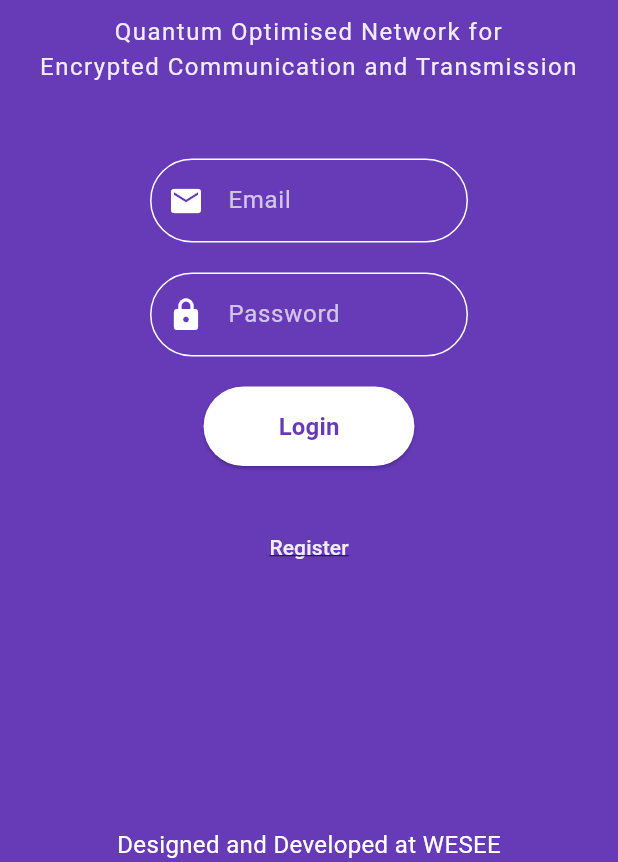
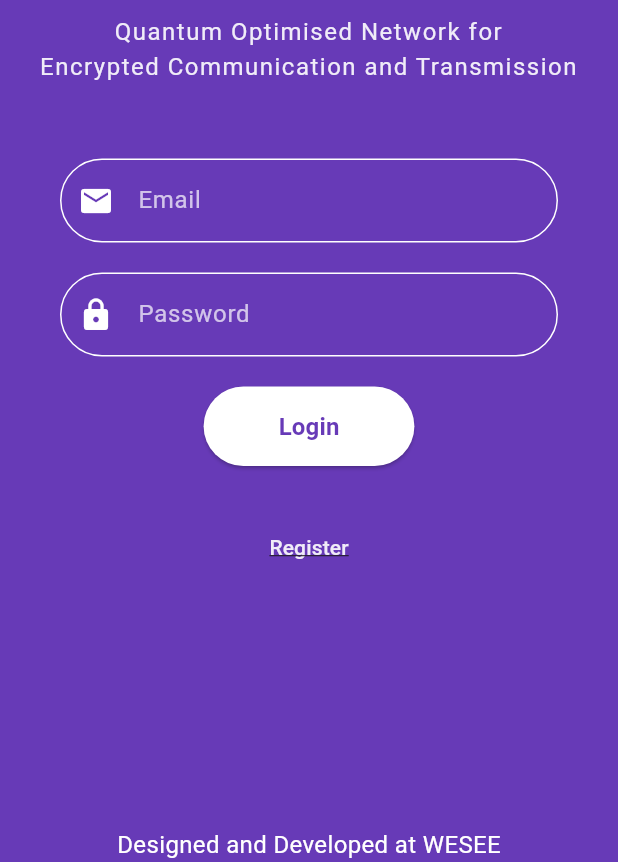
Before and after one commit to CSC-WESEE/qonnect, a Flutter app: the LoginPage screen opened by its route, after a tap on "Login", on a phone screen of 412 x 824 dp, the part 374-1236 px from its top. Run offline on Flutter 3.47's test engine with Material 3 defaults, Android fonts, the phone set to English and light mode, and no system bars; drawn by our look-alikes of toastification; our stand-ins replace convert, dio, fixnum, flutter_bloc, flutter_dotenv, flutter_secure_storage and 2 more; missing offline and left inert: adaptive_number, ed25519_edwards, hashlib, optional, pointycastle, protobuf and 1 more; accounts and stored records are empty; network calls fail; key blocks and very long unbroken strings in the code were emptied for the run.

Commit message:
solved keyboard issue

```diff
--- a/lib/apis/address_book/address_book.dart
+++ b/lib/apis/address_book/address_book.dart
@@ -17,6 +17,7 @@ class AddressBookApi {
       log(response.data.toString());
       return response;
     } on DioException catch (e) {
+      log(e.toString());
       throw Exception(e.response?.data);
     } on Exception catch (e) {
       log('Registration failed: $e');
--- a/lib/apis/auth/auth.dart
+++ b/lib/apis/auth/auth.dart
@@ -1,9 +1,6 @@
 import 'dart:developer';
-import 'dart:io';
 
 import 'package:dio/dio.dart';
-import 'package:dio/io.dart';
-import 'package:flutter/services.dart';
 import 'package:flutter_dotenv/flutter_dotenv.dart';
 import 'package:qonnect/utils/handlers/dio_handler.dart';
 import 'package:qonnect/utils/handlers/password_hashing.dart';
--- a/lib/main.dart
+++ b/lib/main.dart
@@ -3,11 +3,11 @@ import 'package:flutter_bloc/flutter_bloc.dart';
 import 'package:flutter_dotenv/flutter_dotenv.dart';
 import 'package:qonnect/routes/router.dart';
 import 'package:qonnect/services/auth/registration/auth_bloc.dart';
-import 'package:responsive_sizer/responsive_sizer.dart';
 import 'package:toastification/toastification.dart';
 
 void main() async {
   await dotenv.load(fileName: ".env");
+  WidgetsFlutterBinding.ensureInitialized();
   runApp(
     MultiBlocProvider(
       providers: [BlocProvider(create: (context) => AuthBloc())],
@@ -26,8 +26,6 @@ class RootWidget extends StatefulWidget {
 class _RootWidgetState extends State<RootWidget> {
   @override
   Widget build(BuildContext context) {
-    return ResponsiveSizer(
-      builder: (context, orientation, screenType) {
     return ToastificationWrapper(
       child: MaterialApp.router(
         debugShowCheckedModeBanner: false,
@@ -41,6 +39,4 @@ class _RootWidgetState extends State<RootWidget> {
       ),
     );
   }
-    );
 }
-}
--- a/lib/routes/router.dart
+++ b/lib/routes/router.dart
@@ -3,38 +3,13 @@ import 'package:qonnect/routes/routes.dart';
 import 'package:qonnect/screens/authentication/login_page.dart';
 import 'package:qonnect/screens/dashboard/dashboard.dart';
 import 'package:qonnect/screens/dashboard/home/home_page.dart';
-import 'package:qonnect/utils/handlers/flutter_secure_storage_handler.dart';
 
 class RouterHandler {
-  FlutterSecureStorageHandler flutterSecureStorageHandler =
-      FlutterSecureStorageHandler();
 
-  Future<bool> isLoggedIn() async {
-    var token = await flutterSecureStorageHandler.secureStorage!.read(
-      key: 'token',
-    );
-    return token != null && token.isNotEmpty;
-  }
 
   final GoRouter router = GoRouter(
-    initialLocation: '/',
-    redirect: (context, state) async {
-      final isAuthenticated = await FlutterSecureStorageHandler().secureStorage!
-          .read(key: 'token');
-
-      final isLoggingIn = state.path == Routes.loginPage;
-
-      if (isAuthenticated == null && !isLoggingIn) {
-        return Routes.loginPage;
-      }
-      if (isAuthenticated != null && isLoggingIn) {
-        return Routes.dashboard;
-      }
-
-      return null;
-    },
+    initialLocation: Routes.dashboard,
     routes: [
-      GoRoute(path: '/', redirect: (context, state) => Routes.dashboard),
       GoRoute(
         path: Routes.homePage,
         name: Routes.homePage,
@@ -46,7 +21,10 @@ class RouterHandler {
         path: Routes.dashboard,
         builder: (context, state) => const Dashboard(),
       ),
-      GoRoute(path: Routes.loginPage, builder: (context, state) => LoginPage()),
+      GoRoute(
+        path: Routes.loginPage,
+        builder: (context, state) => LoginPage()
+      ),
     ],
   );
 }
--- a/lib/screens/authentication/login_page.dart
+++ b/lib/screens/authentication/login_page.dart
@@ -1,3 +1,5 @@
+import 'dart:io';
+
 import 'package:flutter/material.dart';
 import 'package:flutter_bloc/flutter_bloc.dart';
 import 'package:go_router/go_router.dart';
@@ -21,27 +23,33 @@ class _LoginPageState extends State<LoginPage> {
   final TextEditingController _confirmPasswordController =
       TextEditingController();
 
-  bool _isAdministratorLogin = false;
+  bool _isRegistring = true;
 
   @override
   Widget build(BuildContext context) {
+    var height = MediaQuery.of(context).size.height;
+    var width = MediaQuery.of(context).size.width;
+    var orientation = MediaQuery.of(context).orientation;
     return SafeArea(
       child: Scaffold(
+
         backgroundColor: Colors.deepPurple,
         body: BlocListener<AuthBloc, AuthState>(
           listener: (context, state) {
-            if (state is LoginLoadingState || state is RegistrationLoadingState) {
+            if (state is LoginLoadingState ||
+                state is RegistrationLoadingState) {
               showDialog(
                 context: context,
                 barrierDismissible: false,
                 builder:
-                    (context) => const Center(child: CircularProgressIndicator()),
+                    (context) =>
+                        const Center(child: CircularProgressIndicator()),
               );
             } else if (state is LoginSuccessState) {
               clearControllers();
               Navigator.of(context).pop();
               toastification.show(
-                title:  Text(state.token),
+                title: const Text('Login Successful'),
                 autoCloseDuration: const Duration(seconds: 2),
                 type: ToastificationType.success,
                 context: context,
@@ -58,18 +66,7 @@ class _LoginPageState extends State<LoginPage> {
                 context: context,
                 style: ToastificationStyle.flatColored,
               );
-            } else if (state is RegistrationErrorState) {
-              clearControllers();
-              Navigator.of(context).pop();
-              toastification.show(
-                title: Text(state.error),
-                autoCloseDuration: const Duration(seconds: 2),
-                type: ToastificationType.error,
-                context: context,
-                style: ToastificationStyle.flatColored,
-              );
-            }
-            else if (state is RegistrationSuccessState) {
+            } else if (state is RegistrationSuccessState) {
               Navigator.of(context).pop();
               clearControllers();
               toastification.show(
@@ -81,6 +78,10 @@ class _LoginPageState extends State<LoginPage> {
               );
             }
           },
+          child: SingleChildScrollView(
+            child: SizedBox(
+              height: height,
+              width: width,
               child: Center(
                 child: Column(
                   mainAxisAlignment: MainAxisAlignment.center,
@@ -92,7 +93,7 @@ class _LoginPageState extends State<LoginPage> {
                     const Spacer(),
                     buildAppLogo(),
                     const SizedBox(height: 50),
-                !_isAdministratorLogin
+                    _isRegistring
                         ? buildLoginFields()
                         : buildRegistrationFields(),
                     const Spacer(),
@@ -101,6 +102,8 @@ class _LoginPageState extends State<LoginPage> {
                       style: TextStyle(color: Colors.white, fontSize: 16),
                     ),
                   ],
+                ),
+              ),
             ),
           ),
         ),
@@ -146,9 +149,10 @@ class _LoginPageState extends State<LoginPage> {
 
   Widget buildLoginFields() {
     return Container(
-      padding:  Device.orientation == Orientation.portrait
-          ? const EdgeInsets.symmetric(horizontal: 100)
-          : const EdgeInsets.symmetric(horizontal: 300),
+      padding:
+          !(Platform.isAndroid)
+              ? const EdgeInsets.symmetric(horizontal: 300)
+              : const EdgeInsets.symmetric(horizontal: 40),
       child: Column(
         children: [
           TextField(
@@ -216,7 +220,7 @@ class _LoginPageState extends State<LoginPage> {
             onPressed: () {
               // Add administrator login logic here
               setState(() {
-                _isAdministratorLogin = !_isAdministratorLogin;
+                _isRegistring = !_isRegistring;
               });
             },
             child: Text(
@@ -235,7 +239,9 @@ class _LoginPageState extends State<LoginPage> {
 
   Widget buildRegistrationFields() {
     return Container(
-      padding: const EdgeInsets.symmetric(horizontal: 300),
+      padding:   !Platform.isAndroid
+              ? const EdgeInsets.symmetric(horizontal: 300)
+              : const EdgeInsets.symmetric(horizontal: 40),
       child: Column(
         children: [
           TextField(
@@ -343,7 +349,7 @@ class _LoginPageState extends State<LoginPage> {
           TextButton(
             onPressed: () {
               setState(() {
-                _isAdministratorLogin = !_isAdministratorLogin;
+                _isRegistring = !_isRegistring;
               });
             },
             child: Text(
@@ -378,3 +384,21 @@ class _LoginPageState extends State<LoginPage> {
     super.dispose();
   }
 }
+
+// import 'package:flutter/material.dart';
+
+// class LoginPage extends StatefulWidget {
+//   const LoginPage({super.key});
+
+//   @override
+//   State<LoginPage> createState() => _LoginPageState();
+// }
+
+// class _LoginPageState extends State<LoginPage> {
+//   final Key _inputKey =  GlobalKey(debugLabel: 'inputText');
+
+//   @override
+//   Widget build(BuildContext context) {
+//     return Scaffold(body: Center(child: TextFormField(key: _inputKey,)));
+//   }
+// }
--- a/lib/screens/dashboard/dashboard.dart
+++ b/lib/screens/dashboard/dashboard.dart
@@ -1,10 +1,10 @@
 import 'dart:io';
 
 import 'package:flutter/material.dart';
+import 'package:qonnect/apis/address_book/address_book.dart';
 import 'package:qonnect/screens/dashboard/home/home_page.dart';
 import 'package:qonnect/screens/dashboard/meetings/meetings.dart';
 import 'package:qonnect/screens/dashboard/messaging/messaging.dart';
-import 'package:responsive_sizer/responsive_sizer.dart';
 
 class Dashboard extends StatefulWidget {
   const Dashboard({super.key});
@@ -13,7 +13,7 @@ class Dashboard extends StatefulWidget {
   State<Dashboard> createState() => _DashboardState();
 }
 
-class _DashboardState extends State<Dashboard> {
+class _DashboardState extends State<Dashboard>  {
   int _selectedIndex = 0;
 
   final List<Widget> _pages = [
@@ -140,7 +140,7 @@ class _DashboardState extends State<Dashboard> {
                 labelTextStyle: WidgetStatePropertyAll(
                   TextStyle(
                     color: Colors.white,
-                    fontSize: 12.sp,
+                    fontSize: 12,
                     fontWeight: FontWeight.w500,
                   ),
                 ),
--- a/lib/services/auth/registration/auth_bloc.dart
+++ b/lib/services/auth/registration/auth_bloc.dart
@@ -20,8 +20,9 @@ class AuthBloc extends Bloc<AuthEvents, AuthState> {
           value: response.data['token'],
         );
 
-        var token = await flutterSecureStorageHandler.secureStorage!.read(key: 'token');
-
+        var token = await flutterSecureStorageHandler.secureStorage!.read(
+          key: 'token',
+        );
 
         emit(LoginSuccessState('Login successful!', token.toString()));
       } catch (e) {
--- a/lib/services/auth/registration/auth_events.dart
+++ b/lib/services/auth/registration/auth_events.dart
@@ -1,5 +1,3 @@
-import 'package:equatable/equatable.dart';
-
 abstract class AuthEvents {}
 
 
--- a/lib/utils/handlers/dio_handler.dart
+++ b/lib/utils/handlers/dio_handler.dart
@@ -3,12 +3,30 @@ import 'dart:io';
 import 'package:dio/dio.dart';
 import 'package:dio/io.dart';
 import 'package:flutter/services.dart';
+import 'package:flutter_dotenv/flutter_dotenv.dart';
+import 'package:qonnect/utils/handlers/flutter_secure_storage_handler.dart';
 
 class DioHandler {
-  Dio dio = Dio();
+  static String token = '';
+
+  Future<String> getJwtToken() async {
+    var token = await FlutterSecureStorageHandler().secureStorage?.read(
+      key: 'token',
+    );
+    return token!;
+  }
+
+  Dio dio =
+      Dio()
+        ..options.baseUrl = '${dotenv.env['CONNECTION_URL']}'
+        ..options.headers['Content-Type'] = 'application/json'
+        ..options.headers['Authorization'] = 'Bearer $token';
 
   DioHandler() {
     createSecureDio();
+    getJwtToken().then((value) {
+      token = value;
+    });
   }
 
   void createSecureDio() async {
```
Also changed, not shown: lib/screens/dashboard/messaging/messaging.dart (+8 -12 lines). Lines whose indentation alone changed are shown as unchanged.
